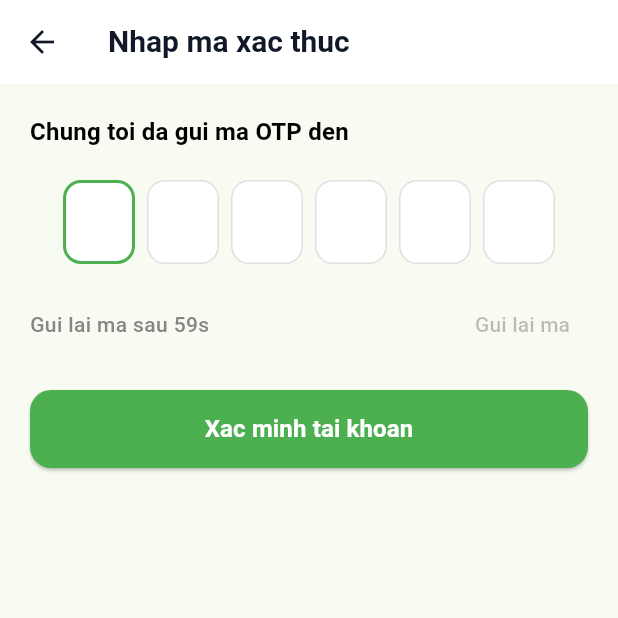
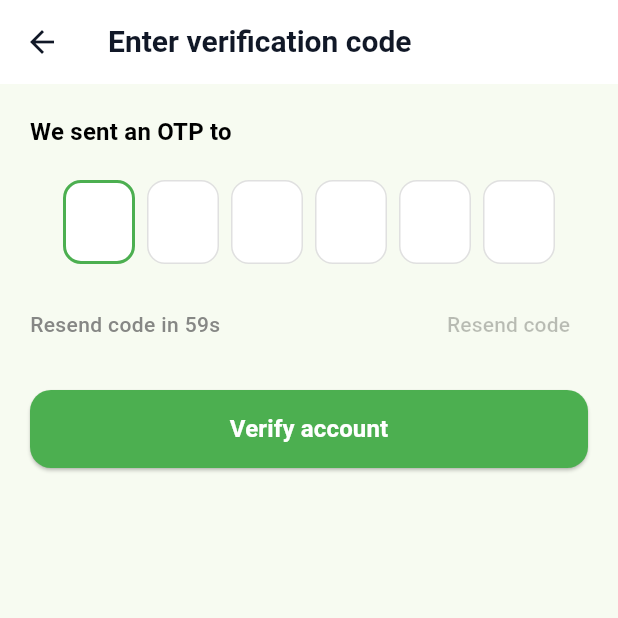
Before and after one commit to tuan21104/HealthyLife_Project_FYP, a Flutter app: the OtpVerificationScreen screen opened directly with empty values, on a phone screen of 412 x 824 dp, the top half of it. Run offline on Flutter 3.47's test engine with Material 3 defaults, Android fonts, the phone set to English and light mode, and no system bars; drawn by our look-alikes of pinput; our stand-ins replace cached_network_image, easy_localization, firebase_auth, firebase_core, firebase_messaging, fl_chart and 11 more; missing offline and left inert: markdown; accounts and stored records are empty; network calls fail.

Commit message:
feat: Enhance authentication and user experience with OTP and password reset features
- Added new translations for authentication-related messages in English and Vietnamese.
- Implemented OTP verification and password reset functionality with user-friendly messages.
- Updated UI components to reflect new translations and improved user prompts.
- Refactored code to utilize localization for various strings across the application.
- Improved macro target calculations based on user goals in the diary screen.
- Added a README file to provide an overview of the HealthyLife application, its tech stack, core features, and setup instructions.

Co-authored-by: Copilot <copilot@github.com>

```diff
--- a/client/lib/ask_me_screen.dart
+++ b/client/lib/ask_me_screen.dart
@@ -948,7 +948,7 @@ class _AskMeScreenState extends State<AskMeScreen> {
                           return;
                         }
                         ScaffoldMessenger.of(context).showSnackBar(
-                          const SnackBar(content: Text('Đã sao chép!')),
+                          SnackBar(content: Text('common.copied'.tr())),
                         );
                       },
                       icon: const Icon(
--- a/client/lib/core/constants/app_strings.dart
+++ b/client/lib/core/constants/app_strings.dart
@@ -1,18 +1,18 @@
 class AppStrings {
-  static const String otpTitle = 'Nhap ma xac thuc';
-  static const String otpInstructionPrefix = 'Chung toi da gui ma OTP den ';
-  static const String otpInvalid = 'Ma OTP khong hop le hoac da het han.';
-  static const String otpRequired = 'Vui long nhap day du ma OTP 6 so.';
-  static const String otpResendReady = 'Ban da co the gui lai ma.';
-  static const String otpResendButton = 'Gui lai ma';
-  static const String otpResendSuccess = 'Da gui lai OTP toi email cua ban.';
-  static const String otpResendFailed = 'Gui lai OTP that bai.';
-  static const String otpCountdownPrefix = 'Gui lai ma sau ';
-  static const String otpCountdownSuffix = 's';
-  static const String otpSubmitSignup = 'Xac minh tai khoan';
-  static const String otpSubmitForgotPassword = 'Xac minh OTP';
-  static const String otpVerifySuccessSignup = 'Xac thuc email thanh cong.';
-  static const String otpVerifySuccessForgot =
-      'OTP hop le. Moi ban dat lai mat khau.';
-  static const String otpLoading = 'Dang xu ly...';
+  static const String otpTitle = 'auth.otp_title';
+  static const String otpInstructionPrefix = 'auth.otp_instruction_prefix';
+  static const String otpInvalid = 'auth.otp_invalid';
+  static const String otpRequired = 'auth.otp_required';
+  static const String otpResendReady = 'auth.otp_resend_ready';
+  static const String otpResendButton = 'auth.otp_resend_button';
+  static const String otpResendSuccess = 'auth.otp_resend_success';
+  static const String otpResendFailed = 'auth.otp_resend_failed';
+  static const String otpCountdownPrefix = 'auth.otp_countdown_prefix';
+  static const String otpCountdownSuffix = 'auth.otp_countdown_suffix';
+  static const String otpSubmitSignup = 'auth.otp_submit_signup';
+  static const String otpSubmitForgotPassword =
+      'auth.otp_submit_forgot_password';
+  static const String otpVerifySuccessSignup = 'auth.otp_verify_success_signup';
+  static const String otpVerifySuccessForgot = 'auth.otp_verify_success_forgot';
+  static const String otpLoading = 'auth.otp_loading';
 }
--- a/client/lib/forgot_password_screen.dart
+++ b/client/lib/forgot_password_screen.dart
@@ -1,5 +1,7 @@
+import 'package:easy_localization/easy_localization.dart';
 import 'package:flutter/material.dart';
 
+import 'core/utils/i18n_fallback.dart';
 import 'otp_verification_screen.dart';
 import 'services/auth_service.dart';
 
@@ -39,7 +41,14 @@ class _ForgotPasswordScreenState extends State<ForgotPasswordScreen> {
   Future<void> _handleSendOtp() async {
     final email = _emailController.text.trim();
     if (email.isEmpty || !_isValidEmail(email)) {
-      _showMessage('Vui long nhap email hop le.');
+      _showMessage(
+        trSafe(
+          context,
+          'auth.invalid_email',
+          vi: 'Vui lòng nhập email hợp lệ.',
+          en: 'Please enter a valid email.',
+        ),
+      );
       return;
     }
 
@@ -75,7 +84,7 @@ class _ForgotPasswordScreenState extends State<ForgotPasswordScreen> {
     final theme = Theme.of(context);
 
     return Scaffold(
-      appBar: AppBar(title: const Text('Quen mat khau')),
+      appBar: AppBar(title: Text('auth.forgot_password_title'.tr())),
       body: SafeArea(
         child: SingleChildScrollView(
           padding: const EdgeInsets.all(20),
@@ -84,7 +93,7 @@ class _ForgotPasswordScreenState extends State<ForgotPasswordScreen> {
             children: [
               const SizedBox(height: 12),
               Text(
-                'Nhap email dang ky de nhan ma OTP',
+                'auth.enter_email_for_otp'.tr(),
                 style: theme.textTheme.titleMedium?.copyWith(
                   color: Colors.black87,
                   fontWeight: FontWeight.w600,
@@ -96,8 +105,8 @@ class _ForgotPasswordScreenState extends State<ForgotPasswordScreen> {
                 keyboardType: TextInputType.emailAddress,
                 autofillHints: const [AutofillHints.email],
                 decoration: InputDecoration(
-                  labelText: 'Email',
-                  hintText: 'example@gmail.com',
+                  labelText: 'auth.email'.tr(),
+                  hintText: 'auth.email_example'.tr(),
                   prefixIcon: const Icon(Icons.email_outlined),
                   border: OutlineInputBorder(
                     borderRadius: BorderRadius.circular(14),
@@ -128,9 +137,9 @@ class _ForgotPasswordScreenState extends State<ForgotPasswordScreen> {
                               color: Colors.white,
                             ),
                           )
-                        : const Text(
+                        : Text(
                             key: ValueKey('label'),
-                            'Gui ma OTP',
+                            'auth.send_otp'.tr(),
                             style: TextStyle(
                               color: Colors.white,
                               fontSize: 16,
--- a/client/lib/landing_screen.dart
+++ b/client/lib/landing_screen.dart
@@ -45,14 +45,14 @@ class LandingScreen extends StatelessWidget {
                     shape: RoundedRectangleBorder(
                       borderRadius: BorderRadius.circular(12),
                     ),
-                    itemBuilder: (context) => const [
+                    itemBuilder: (context) => [
                       PopupMenuItem<String>(
                         value: 'vi',
-                        child: Text('Tiếng Việt'),
+                        child: Text('settings.language_vi'.tr()),
                       ),
                       PopupMenuItem<String>(
                         value: 'en',
-                        child: Text('English'),
+                        child: Text('settings.language_en'.tr()),
                       ),
                     ],
                     child: Padding(
--- a/client/lib/otp_verification_screen.dart
+++ b/client/lib/otp_verification_screen.dart
@@ -1,10 +1,12 @@
 import 'dart:async';
 
+import 'package:easy_localization/easy_localization.dart';
 import 'package:flutter/material.dart';
 import 'package:flutter/services.dart';
 import 'package:pinput/pinput.dart';
 
 import 'core/constants/app_strings.dart';
+import 'core/utils/i18n_fallback.dart';
 import 'login_screen.dart';
 import 'reset_password_screen.dart';
 import 'services/auth_service.dart';
@@ -93,7 +95,7 @@ class _OtpVerificationScreenState extends State<OtpVerificationScreen> {
       } else {
         await AuthService.forgotPassword(widget.email);
       }
-      _showMessage(AppStrings.otpResendSuccess, color: Colors.green);
+      _showMessage(AppStrings.otpResendSuccess.tr(), color: Colors.green);
       _startCountdown();
     } catch (e) {
       _showMessage(e.toString().replaceFirst('Exception: ', ''));
@@ -108,7 +110,7 @@ class _OtpVerificationScreenState extends State<OtpVerificationScreen> {
     if (otp.length != 6) {
       setState(() => _hasOtpError = true);
       HapticFeedback.heavyImpact();
-      _showMessage(AppStrings.otpRequired);
+      _showMessage(AppStrings.otpRequired.tr());
       return;
     }
 
@@ -124,7 +126,10 @@ class _OtpVerificationScreenState extends State<OtpVerificationScreen> {
 
         await AuthService.markPendingOnboarding(widget.email);
 
-        _showMessage(AppStrings.otpVerifySuccessSignup, color: Colors.green);
+        _showMessage(
+          AppStrings.otpVerifySuccessSignup.tr(),
+          color: Colors.green,
+        );
         await Future.delayed(const Duration(milliseconds: 220));
         if (!mounted) return;
 
@@ -157,7 +162,7 @@ class _OtpVerificationScreenState extends State<OtpVerificationScreen> {
       await AuthService.verifyForgotPasswordOtp(widget.email, otp);
       if (!mounted) return;
 
-      _showMessage(AppStrings.otpVerifySuccessForgot, color: Colors.green);
+      _showMessage(AppStrings.otpVerifySuccessForgot.tr(), color: Colors.green);
       Navigator.push(
         context,
         PageRouteBuilder(
@@ -203,7 +208,7 @@ class _OtpVerificationScreenState extends State<OtpVerificationScreen> {
     );
 
     return Scaffold(
-      appBar: AppBar(title: const Text(AppStrings.otpTitle)),
+      appBar: AppBar(title: Text(AppStrings.otpTitle.tr())),
       body: SafeArea(
         child: SingleChildScrollView(
           padding: const EdgeInsets.all(20),
@@ -211,7 +216,13 @@ class _OtpVerificationScreenState extends State<OtpVerificationScreen> {
             crossAxisAlignment: CrossAxisAlignment.start,
             children: [
               Text(
-                '${AppStrings.otpInstructionPrefix}${widget.email}',
+                trSafe(
+                      context,
+                      AppStrings.otpInstructionPrefix,
+                      vi: 'Chúng tôi đã gửi mã OTP đến ',
+                      en: 'We sent an OTP to ',
+                    ) +
+                    widget.email,
                 style: theme.textTheme.titleMedium?.copyWith(
                   fontWeight: FontWeight.w600,
                 ),
@@ -243,8 +254,8 @@ class _OtpVerificationScreenState extends State<OtpVerificationScreen> {
                   children: [
                     Text(
                       _secondsLeft > 0
-                          ? '${AppStrings.otpCountdownPrefix}$_secondsLeft${AppStrings.otpCountdownSuffix}'
-                          : AppStrings.otpResendReady,
+                          ? '${trSafe(context, AppStrings.otpCountdownPrefix, vi: 'Gửi lại mã sau ', en: 'Resend code in ')}$_secondsLeft${trSafe(context, AppStrings.otpCountdownSuffix, vi: 's', en: 's')}'
+                          : AppStrings.otpResendReady.tr(),
                       style: TextStyle(
                         color: _secondsLeft > 0
                             ? Colors.grey.shade700
@@ -263,7 +274,7 @@ class _OtpVerificationScreenState extends State<OtpVerificationScreen> {
                               height: 16,
                               child: CircularProgressIndicator(strokeWidth: 2),
                             )
-                          : const Text(AppStrings.otpResendButton),
+                          : Text(AppStrings.otpResendButton.tr()),
                     ),
                   ],
                 ),
@@ -295,8 +306,8 @@ class _OtpVerificationScreenState extends State<OtpVerificationScreen> {
                         : Text(
                             key: const ValueKey('label-submit'),
                             widget.flow == OtpFlow.signup
-                                ? AppStrings.otpSubmitSignup
-                                : AppStrings.otpSubmitForgotPassword,
+                                ? AppStrings.otpSubmitSignup.tr()
+                                : AppStrings.otpSubmitForgotPassword.tr(),
                             style: const TextStyle(
                               color: Colors.white,
                               fontSize: 16,
--- a/client/lib/services/location_service.dart
+++ b/client/lib/services/location_service.dart
@@ -38,7 +38,7 @@ class LocationService {
       );
 
       if (placemarks.isEmpty) {
-        return 'Không xác định được địa chỉ';
+        return '';
       }
 
       final Placemark p = placemarks.first;
@@ -73,9 +73,9 @@ class LocationService {
         return parts.join(', ');
       }
 
-      return 'Không xác định được địa chỉ';
+      return '';
     } catch (_) {
-      return 'Không xác định được địa chỉ';
+      return '';
     }
   }
 }
--- a/client/lib/settings_screen.dart
+++ b/client/lib/settings_screen.dart
@@ -53,7 +53,7 @@ class SettingsScreen extends StatelessWidget {
                       spacing: 10,
                       children: [
                         ChoiceChip(
-                          label: const Text('Tiếng Việt'),
+                          label: Text('settings.language_vi'.tr()),
                           selected: currentLocale.languageCode == 'vi',
                           onSelected: (selected) {
                             if (!selected) return;
@@ -61,7 +61,7 @@ class SettingsScreen extends StatelessWidget {
                           },
                         ),
                         ChoiceChip(
-                          label: const Text('English'),
+                          label: Text('settings.language_en'.tr()),
                           selected: currentLocale.languageCode == 'en',
                           onSelected: (selected) {
                             if (!selected) return;
--- a/client/lib/shop_screen.dart
+++ b/client/lib/shop_screen.dart
@@ -227,7 +227,7 @@ class _ShopScreenState extends State<ShopScreen> {
 
     if (!mounted) return;
 
-    if (address.trim().isEmpty || address == 'Không xác định được địa chỉ') {
+    if (address.trim().isEmpty) {
       setState(() => _isCalculatingShipping = false);
       ScaffoldMessenger.of(context).showSnackBar(
         SnackBar(content: Text('shop.location_address_unavailable'.tr())),
@@ -1227,8 +1227,8 @@ class _ShopScreenState extends State<ShopScreen> {
                 _buildCheckoutCard(
                   icon: Icons.credit_card_outlined,
                   label: 'shop.payment_from'.tr(),
-                  child: const Text(
-                    'VCB 9947890196',
+                  child: Text(
+                    'shop.bank_account'.tr(),
                     style: TextStyle(
                       fontSize: 14,
                       fontWeight: FontWeight.w700,
```
Also changed, not shown: client/assets/translations/en.json (+48 -7 lines), client/assets/translations/vi.json (+49 -8 lines), client/lib/diary_screen.dart (+106 -17 lines), client/lib/expense_screen.dart (+8 -8 lines), client/lib/reset_password_screen.dart (+31 -12 lines), 3 other files.
